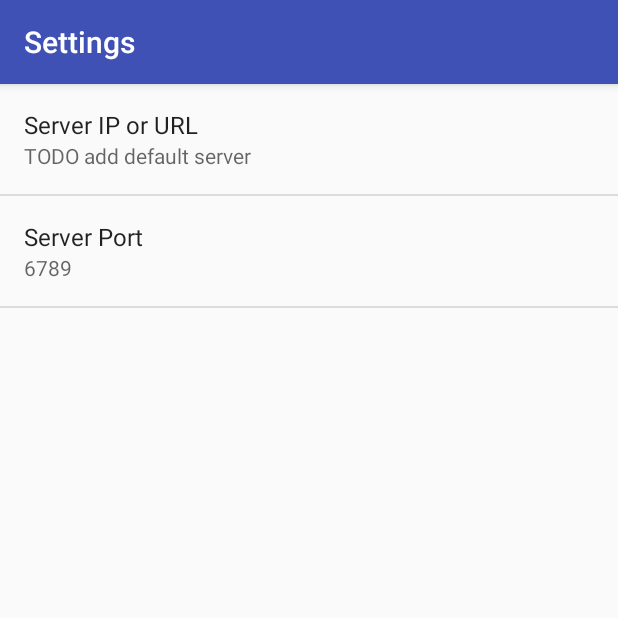
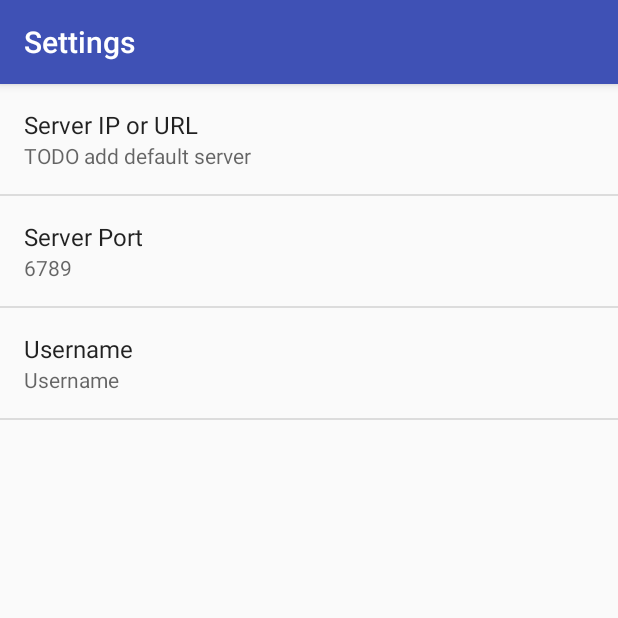
Before and after one commit to HappyTetrahedron/penguard, an Android app: the GLoginActivity screen opened directly, with no data from a screen before it, in the options menu, after a tap on "Settings", on a phone screen of 412 x 824 dp, the top half of it. Run offline under Robolectric (Android 15) with nearby library versions, the light colour scheme and no system bars; 1 statement that could not run was skipped.

Commit message:
LoginActivity the last used username is now shown and the newest username is stored in the settings

```diff
--- a/code/app/src/main/java/verteiltesysteme/penguard/GLoginActivity.java
+++ b/code/app/src/main/java/verteiltesysteme/penguard/GLoginActivity.java
@@ -2,6 +2,8 @@ package verteiltesysteme.penguard;
 
 import android.content.Context;
 import android.content.Intent;
+import android.content.SharedPreferences;
+import android.preference.PreferenceManager;
 import android.support.v7.app.AppCompatActivity;
 import android.os.Bundle;
 import android.util.Log;
@@ -10,6 +12,7 @@ import android.view.MenuItem;
 import android.view.View;
 import android.widget.Button;
 import android.widget.EditText;
+import android.widget.TextView;
 import android.widget.Toast;
 
 import verteiltesysteme.penguard.guardianservice.GuardService;
@@ -30,8 +33,16 @@ public class GLoginActivity extends AppCompatActivity {
         final EditText usernameET = (EditText)findViewById(R.id.editText);
         final Button skipB = (Button)findViewById(R.id.skipB);
 
+        TextView lastusername = (TextView)findViewById(R.id.lastUsernameTV);
+
         final Intent intent = new Intent(this, GuardService.class);
         bindService(intent, serviceConnection, Context.BIND_AUTO_CREATE);
+
+        //set the textview
+        final SharedPreferences sharedPref = PreferenceManager.getDefaultSharedPreferences(this);
+        String lastUN = sharedPref.getString(getString(R.string.pref_key_username), getString(R.string.pref_default_username));
+
+        lastusername.setText(getString(R.string.lastUsername)+lastUN);
 
 
         //the onclick listener is only set like this for the purpose of easier implementing the bluetooth stuff without having to worry about networking
@@ -52,6 +63,10 @@ public class GLoginActivity extends AppCompatActivity {
                                 joinB.setEnabled(true);
                             }
                         });
+
+                        //update the username in the settings
+                        debug("updating the username in the seetings: "+usernameET.getText().toString());
+                        sharedPref.edit().putString(getString(R.string.pref_key_username), usernameET.getText().toString()).apply();
 
                         // Start next activity
                         Intent intent = new Intent(view.getContext(), GGuardActivity.class);
--- a/code/app/src/main/java/verteiltesysteme/penguard/SettingsActivity.java
+++ b/code/app/src/main/java/verteiltesysteme/penguard/SettingsActivity.java
@@ -87,6 +87,8 @@ public class SettingsActivity extends AppCompatPreferenceActivity {
             // guidelines.
             bindPreferenceSummaryToValue(findPreference("server_address"));
             bindPreferenceSummaryToValue(findPreference("port"));
+            bindPreferenceSummaryToValue(findPreference("username"));
+
         }
     }
 }
--- a/code/app/src/main/res/values/strings.xml
+++ b/code/app/src/main/res/values/strings.xml
@@ -19,6 +19,7 @@
     <string name="guard">I\'m a Guardian</string>
     <string name="penguin">I\'m a Penguin</string>
     <string name="Welcome">Welcome to Penguard! \nPlease choose whether you are a Guardian or a Penguin, i.e. a device to be protected. For further information please read the Help.</string>
+    <string name="lastUsername">Your last used username is: </string>
 
     <string name="menu_settings">Settings</string>
 
@@ -31,6 +32,8 @@
     <string name="pref_key_port">port</string>
     <string name="pref_default_port">6789</string>
     <string name="pref_default_server">TODO add default server</string>
+    <string name="pref_default_username">Username</string>
+    <string name="pref_key_username">username</string>
 
 
     <string name="pref_title_display_name">Username</string>
--- a/code/app/src/main/res/xml/pref_headers.xml
+++ b/code/app/src/main/res/xml/pref_headers.xml
@@ -17,4 +17,12 @@
         android:inputType="number"
         android:title="@string/ServerPort" />
 
+    <EditTextPreference
+        android:defaultValue="@string/pref_default_username"
+        android:selectAllOnFocus="true"
+        android:singleLine="true"
+        android:key="@string/pref_key_username"
+        android:inputType="text"
+        android:title="@string/username" />
+
 </PreferenceScreen>
```
